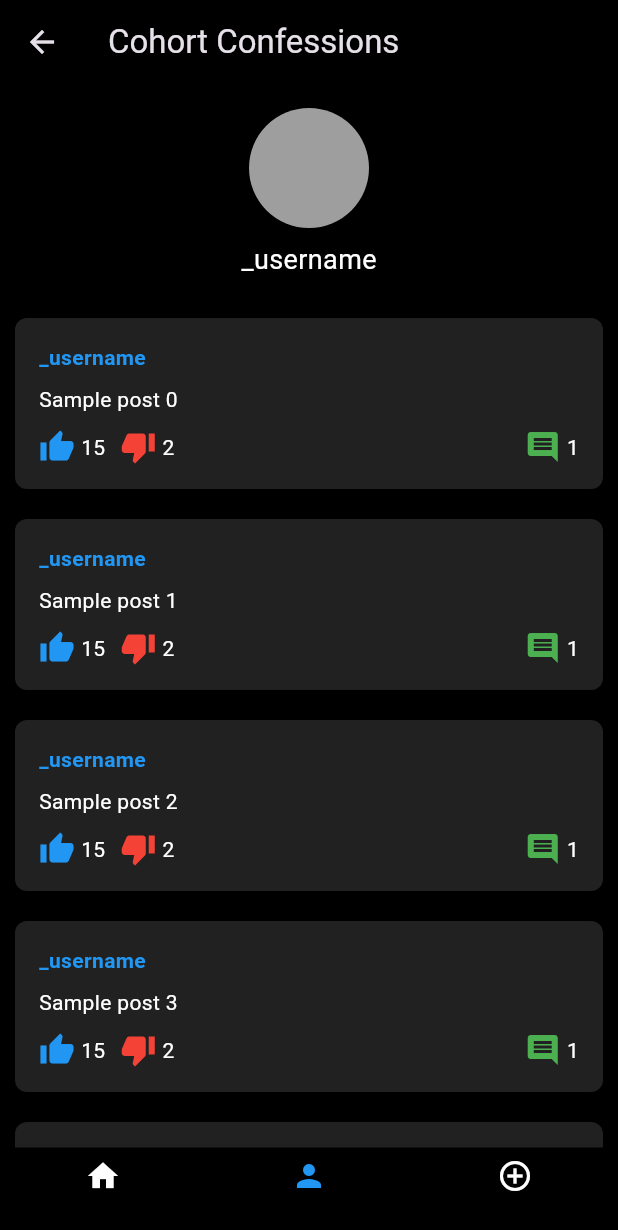
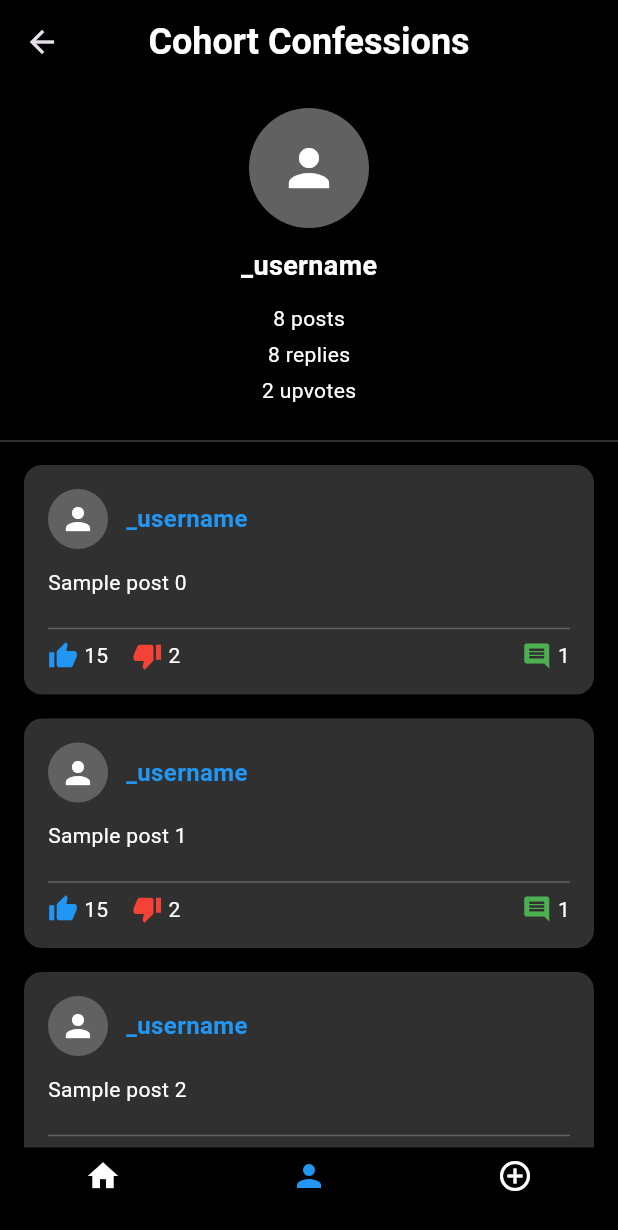
Before and after one commit to DArtagnanCalitz/Mobile-Apps, a Flutter app: the ProfilePage screen opened by its route, on a phone screen of 412 x 824 dp. Shown: the top 1230 px of the screen. Run offline on Flutter 3.47's test engine with Material 3 defaults, Android fonts, the phone set to English and light mode, and no system bars; our stand-ins replace cloud_firestore, firebase_auth, firebase_core, flutter_riverpod, geolocator, google_fonts and 3 more; missing offline and left inert: flame; accounts and stored records are empty.

Commit message:
pushing out so hard
pushing

```diff
--- a/cohort_confessions/lib/screens/profile_page.dart
+++ b/cohort_confessions/lib/screens/profile_page.dart
@@ -8,13 +8,22 @@ class ProfilePage extends StatelessWidget {
     return Scaffold(
       backgroundColor: Colors.black,
       appBar: AppBar(
-        title: Text("Cohort Confessions"),
+        title: Text(
+          "Cohort Confessions",
+          style: TextStyle(
+            fontSize: 24,
+            fontWeight: FontWeight.bold,
+            color: Colors.white,
+          ),
+        ),
         backgroundColor: Colors.black,
         elevation: 0,
+        centerTitle: true,
       ),
       body: ListView(
         children: [
           ProfileHeader(username: "_username"),
+          Divider(color: Colors.grey[800]),
           ...List.generate(
             5,
             (index) => PostCard(
@@ -22,7 +31,10 @@ class ProfilePage extends StatelessWidget {
               content: "Sample post $index",
               upvotes: 15,
               downvotes: 2,
-                  comments: 1)),
+              comments: 1,
+              weather: '',
+            ),
+          ),
         ],
       ),
       bottomNavigationBar: BottomNavigationBar(
@@ -62,9 +74,44 @@ class ProfileHeader extends StatelessWidget {
       child: Column(
         crossAxisAlignment: CrossAxisAlignment.center,
         children: [
-          CircleAvatar(radius: 40, backgroundColor: Colors.grey),
-          SizedBox(height: 8),
-          Text(username, style: TextStyle(color: Colors.white, fontSize: 18)),
+          CircleAvatar(
+            radius: 40,
+            backgroundColor: Colors.grey[700],
+            child: Icon(Icons.person, size: 40, color: Colors.white),
+          ),
+          SizedBox(height: 12),
+          Text(
+            username,
+            style: TextStyle(
+              color: Colors.white,
+              fontSize: 18,
+              fontWeight: FontWeight.bold,
+            ),
+          ),
+          SizedBox(height: 12),
+          Row(
+            mainAxisAlignment: MainAxisAlignment.center,
+            children: [
+              Column(
+                children: [
+                  Text(
+                    '8 posts',
+                    style: TextStyle(color: Colors.white, fontSize: 14),
+                  ),
+                  SizedBox(height: 4),
+                  Text(
+                    '8 replies',
+                    style: TextStyle(color: Colors.white, fontSize: 14),
+                  ),
+                  SizedBox(height: 4),
+                  Text(
+                    '2 upvotes',
+                    style: TextStyle(color: Colors.white, fontSize: 14),
+                  ),
+                ],
+              ),
+            ],
+          ),
         ],
       ),
     );
--- a/cohort_confessions/lib/screens/search_screen.dart
+++ b/cohort_confessions/lib/screens/search_screen.dart
@@ -1,3 +1,4 @@
+import 'package:cohort_confessions/widgets/text_input.dart';
 import 'package:flutter/material.dart';
 
 class SearchScreen extends StatelessWidget {
--- a/cohort_confessions/lib/screens/user_found_screen.dart
+++ b/cohort_confessions/lib/screens/user_found_screen.dart
@@ -1,4 +1,5 @@
 import 'package:cohort_confessions/screens/login_screen.dart';
+import 'package:cohort_confessions/widgets/text_input.dart';
 import 'package:flutter/material.dart';
 
 class UserFoundScreen extends StatelessWidget {
--- a/cohort_confessions/lib/screens/user_not_found_screen.dart
+++ b/cohort_confessions/lib/screens/user_not_found_screen.dart
@@ -1,5 +1,6 @@
 import 'package:cloud_firestore/cloud_firestore.dart';
 import 'package:cohort_confessions/screens/login_screen.dart';
+import 'package:cohort_confessions/widgets/text_input.dart';
 import 'package:flutter/material.dart';
 
 class UserNotFoundScreen extends StatelessWidget {
--- a/cohort_confessions/lib/widgets/post_card.dart
+++ b/cohort_confessions/lib/widgets/post_card.dart
@@ -6,6 +6,7 @@ class PostCard extends StatelessWidget {
   final int upvotes;
   final int downvotes;
   final int comments;
+  final String weather; // Weather info (temperature)
 
   const PostCard({
     super.key,
@@ -14,58 +15,90 @@ class PostCard extends StatelessWidget {
     required this.upvotes,
     required this.downvotes,
     required this.comments,
+    required this.weather, // Include weather in the constructor
   });
 
   @override
   Widget build(BuildContext context) {
     return Card(
-      color: Colors.grey[900],
-      margin: const EdgeInsets.all(10.0),
+      color: Colors.grey[850], // Darker card background
+      margin: const EdgeInsets.symmetric(vertical: 8.0, horizontal: 16.0),
       shape: RoundedRectangleBorder(
-        borderRadius: BorderRadius.circular(8.0),
+        borderRadius: BorderRadius.circular(12.0), // Rounded corners
       ),
       child: Padding(
         padding: const EdgeInsets.all(16.0),
         child: Column(
           crossAxisAlignment: CrossAxisAlignment.start,
           children: [
-            Text(
-              username,
-              style: TextStyle(color: Colors.blue, fontWeight: FontWeight.bold),
+            Row(
+              children: [
+                CircleAvatar(
+                  backgroundColor: Colors.grey[700],
+                  radius: 20,
+                  child: Icon(Icons.person, color: Colors.white),
+                ),
+                SizedBox(width: 12),
+                Text(
+                  username,
+                  style: TextStyle(
+                    color: Colors.blue,
+                    fontWeight: FontWeight.bold,
+                    fontSize: 16,
+                  ),
+                ),
+              ],
             ),
-            SizedBox(height: 8),
+            SizedBox(height: 12),
             Text(
               content,
-              style: TextStyle(color: Colors.white),
+              style: TextStyle(
+                color: Colors.white,
+                fontSize: 14,
+                height: 1.5, // Line height for readability
+              ),
             ),
-            SizedBox(height: 10),
+            SizedBox(height: 12),
+            Divider(color: Colors.grey[700]),
             Row(
               mainAxisAlignment: MainAxisAlignment.spaceBetween,
               children: [
                 Row(
                   children: [
-                    Icon(Icons.thumb_up, color: Colors.blue),
+                    Icon(Icons.thumb_up, color: Colors.blue, size: 20),
                     SizedBox(width: 4),
                     Text(
                       upvotes.toString(),
-                      style: TextStyle(color: Colors.white),
+                      style: TextStyle(color: Colors.white, fontSize: 14),
                     ),
-                    SizedBox(width: 10),
-                    Icon(Icons.thumb_down, color: Colors.red),
+                    SizedBox(width: 16),
+                    Icon(Icons.thumb_down, color: Colors.red, size: 20),
                     SizedBox(width: 4),
                     Text(
                       downvotes.toString(),
-                      style: TextStyle(color: Colors.white),
+                      style: TextStyle(color: Colors.white, fontSize: 14),
                     ),
                   ],
                 ),
                 Row(
                   children: [
-                    Icon(Icons.comment, color: Colors.green),
+                    if (weather.isNotEmpty) ...[
+                      Icon(Icons.wb_sunny, color: Colors.yellow, size: 20),
+                      SizedBox(width: 4),
+                      Text(
+                        weather,
+                        style: TextStyle(color: Colors.white, fontSize: 14),
+                      ),
+                    ],
+                  ],
+                ),
+                Row(
+                  children: [
+                    Icon(Icons.comment, color: Colors.green, size: 20),
                     SizedBox(width: 4),
                     Text(
                       comments.toString(),
-                      style: TextStyle(color: Colors.white),
+                      style: TextStyle(color: Colors.white, fontSize: 14),
                     ),
                   ],
                 ),
--- a/cohort_confessions/pubspec.yaml
+++ b/cohort_confessions/pubspec.yaml
@@ -38,6 +38,9 @@ dependencies:
   firebase_core: ^3.6.0
   firebase_auth: ^5.3.1
   cloud_firestore: ^5.4.4
+  geolocator: ^13.0.1
+  http: ^1.2.2
+  location: ^7.0.1
 
 dev_dependencies:
   flutter_test:
```
Also changed, not shown: cohort_confessions/lib/screens/create_post_screen.dart (added, +120 -0 lines), cohort_confessions/lib/screens/main_home_page.dart (+47 -44 lines), cohort_confessions/lib/screens/settings_screen.dart (added, +79 -0 lines), cohort_confessions/lib/screens/user_profile_page.dart (+7 -5 lines), cohort_confessions/lib/screens/weather_service.dart (added, +29 -0 lines), cohort_confessions/pubspec.lock, 3 other files. Lines whose indentation alone changed are shown as unchanged.
